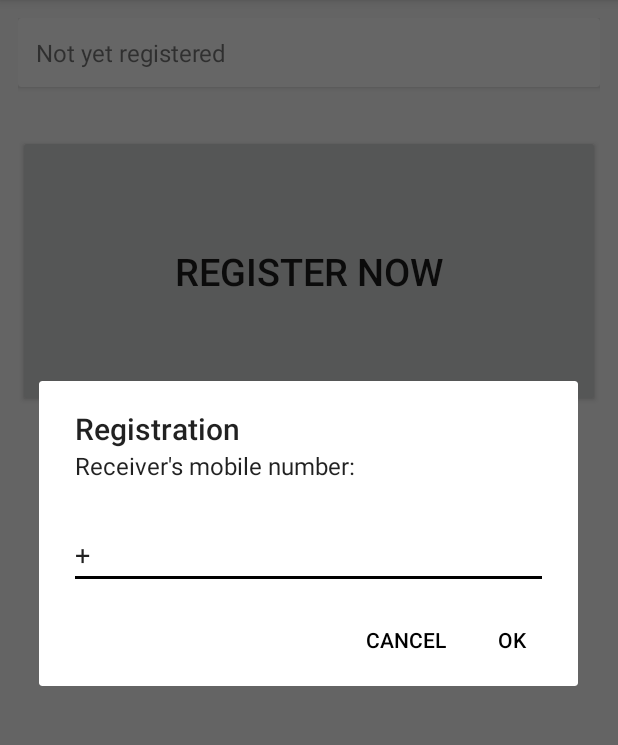
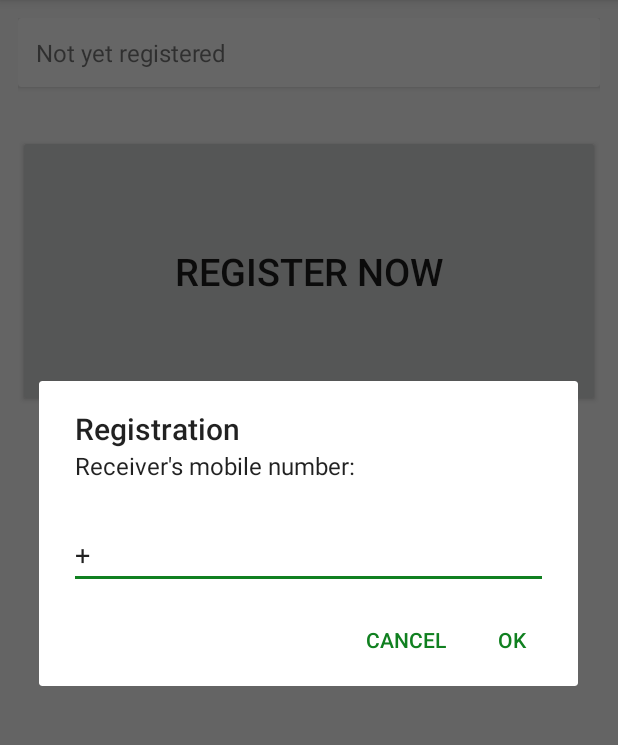
Before and after one commit to zestyping/fleetreporter, an Android app: the screen it shows after launch (MainActivity), after a tap on "REGISTER NOW", on a phone screen of 412 x 824 dp, the part 84-829 px from its top. Run offline under Robolectric (Android 15) with nearby library versions, the phone set to English and light mode, and no system bars; libraries missing offline, so code that uses them is left out: com.crashlytics.android, io.fabric.sdk; 2 statements that could not run were skipped.

Commit message:
Add "Sleep mode" indicator; adjust TimePicker accent colour.

```diff
--- a/app/src/main/java/ca/zesty/fleetreporter/MainActivity.java
+++ b/app/src/main/java/ca/zesty/fleetreporter/MainActivity.java
@@ -157,8 +157,15 @@ public class MainActivity extends BaseActivity {
         if (isRegistered()) {
             u.setText(R.id.reporter_label, u.getPref(Prefs.REPORTER_LABEL));
             if (LocationService.isRunning) {
-                u.setText(R.id.mode_label, "Reporting as:");
-                u.showFrameChild(R.id.reporting_frame);
+                String sleepStart = u.getPref(Prefs.SLEEP_START);
+                String sleepEnd = u.getPref(Prefs.SLEEP_END);
+                if (Utils.isLocalTimeOfDayBetween(sleepStart, sleepEnd)) {
+                    u.setText(R.id.sleep_mode_label, Utils.format("Sleep mode\n\n%s \u2013 %s", sleepStart, sleepEnd));
+                    u.showFrameChild(R.id.sleep_mode_label);
+                } else {
+                    u.setText(R.id.mode_label, "Reporting as:");
+                    u.showFrameChild(R.id.reporting_frame);
+                }
             } else {
                 u.setText(R.id.mode_label, "Reporting is paused!");
                 u.showFrameChild(R.id.unpause_button);
@@ -207,7 +214,7 @@ public class MainActivity extends BaseActivity {
                 "sent last report\n" + Utils.describeTime(smsSentMillis) :
                 "unable to send since\n" + Utils.describeTime(smsFailMillis));
         } else if (smsSentMillis != null) {
-            u.setText(R.id.sms, "\u2713", 0xff00a020);
+            u.setText(R.id.sms, "SMS \u2713", 0xff00a020);
             u.setText(R.id.sms_details, "sent last report\n" + Utils.describeTime(smsSentMillis));
         } else {
             u.setText(R.id.sms, "no SMS", 0xff808080);
--- a/app/src/main/res/layout-land/activity_main.xml
+++ b/app/src/main/res/layout-land/activity_main.xml
@@ -63,6 +63,15 @@
         android:layout_height="fill_parent"
         android:textSize="25sp"
         android:text="Unpause"
+        android:visibility="invisible" />
+
+    <TextView
+        android:id="@+id/sleep_mode_label"
+        android:layout_width="match_parent"
+        android:layout_height="match_parent"
+        android:textSize="25sp"
+        android:text="Sleep mode&#10;&#10;"
+        android:textAlignment="center"
         android:visibility="invisible" />
 
     <TableLayout
--- a/app/src/main/res/layout/activity_main.xml
+++ b/app/src/main/res/layout/activity_main.xml
@@ -52,7 +52,7 @@
     <Button
         android:id="@+id/register_button"
         android:layout_width="match_parent"
-        android:layout_height="fill_parent"
+        android:layout_height="match_parent"
         android:textSize="25sp"
         android:text="Register now"
         android:visibility="invisible" />
@@ -60,9 +60,19 @@
     <Button
         android:id="@+id/unpause_button"
         android:layout_width="match_parent"
-        android:layout_height="fill_parent"
+        android:layout_height="match_parent"
         android:textSize="25sp"
         android:text="Unpause"
+        android:visibility="invisible" />
+
+    <TextView
+        android:id="@+id/sleep_mode_label"
+        android:layout_width="match_parent"
+        android:layout_height="match_parent"
+        android:paddingTop="25sp"
+        android:textSize="25sp"
+        android:text="Sleep mode&#10;&#10;"
+        android:textAlignment="center"
         android:visibility="invisible" />
 
     <TableLayout
--- a/app/src/main/res/values/colors.xml
+++ b/app/src/main/res/values/colors.xml
@@ -2,5 +2,5 @@
 <resources>
   <color name="colorPrimary">#108020</color>
   <color name="colorPrimaryDark">#084010</color>
-  <color name="colorAccent">#000000</color>
+  <color name="colorAccent">#108020</color>
 </resources>
```
